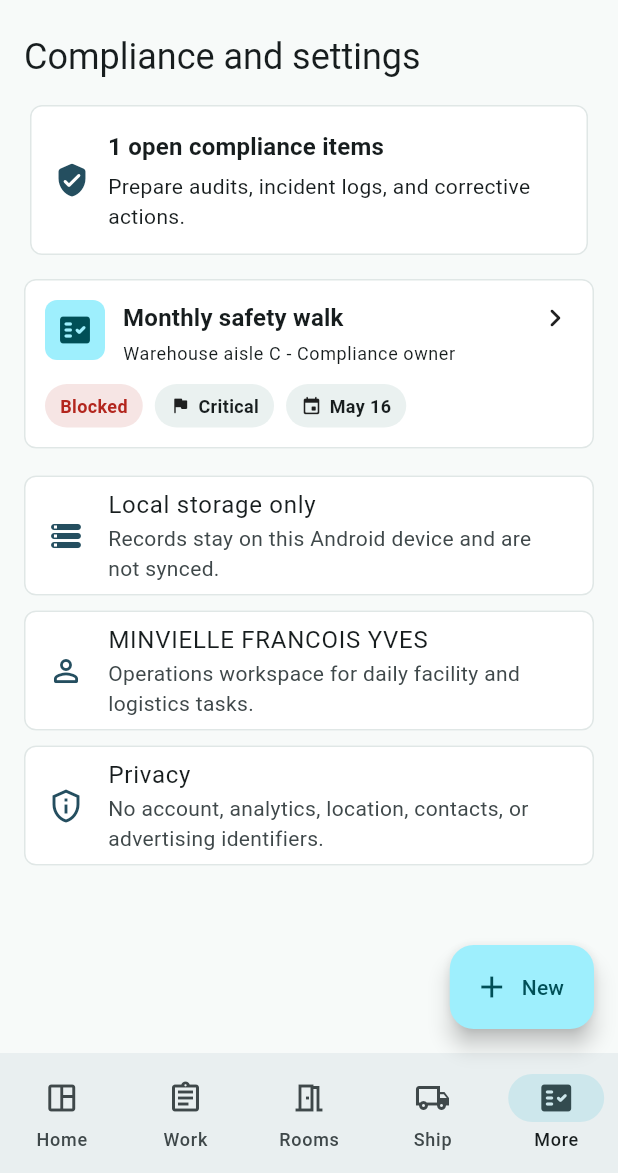
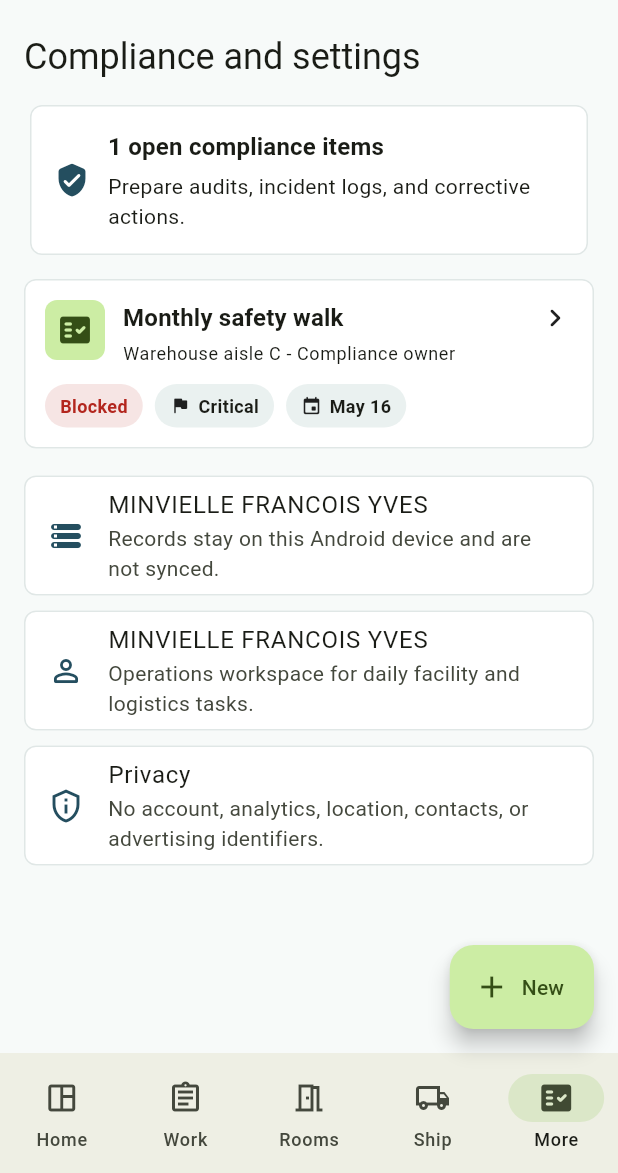
Before and after one commit to EOOrga/68d9d0fc1299230338caee33, a Flutter app: the screen it shows after launch, item 5 of the bottom bar chosen, on a phone screen of 412 x 824 dp, the part 63-1236 px from its top. Run offline on Flutter 3.47's test engine with Material 3 defaults, Android fonts, the phone set to English and light mode, and no system bars; our stand-ins replace shared_preferences.

Commit message:
Create Flutter variant com.szwiagwnibow.minvielle_ops

```diff
--- a/lib/main.dart
+++ b/lib/main.dart
@@ -295,7 +295,7 @@ class _MinvielleOpsAppState extends State<MinvielleOpsApp> {
 }
 
 ThemeData _buildTheme() {
-  const seed = Color(0xFF2D6A73);
+  const seed = Color(0xFF8BC34A);
   final scheme = ColorScheme.fromSeed(
     seedColor: seed,
     brightness: Brightness.light,
@@ -867,7 +867,7 @@ class MoreScreen extends StatelessWidget {
         const SizedBox(height: 8),
         _SettingsTile(
           icon: Icons.storage_rounded,
-          title: 'Local storage only',
+          title: 'MINVIELLE FRANCOIS YVES',
           subtitle: 'Records stay on this Android device and are not synced.',
         ),
         _SettingsTile(
--- a/pubspec.yaml
+++ b/pubspec.yaml
@@ -27,6 +27,6 @@ flutter_launcher_icons:
   android: true
   ios: false
   image_path: docs/icon.png
-  adaptive_icon_background: "#F4F7F6"
+  adaptive_icon_background: "#1565C0"
   adaptive_icon_foreground: docs/icon.png
   min_sdk_android: 23
```
Also changed, not shown: docs/icon.png, 11 other files.
